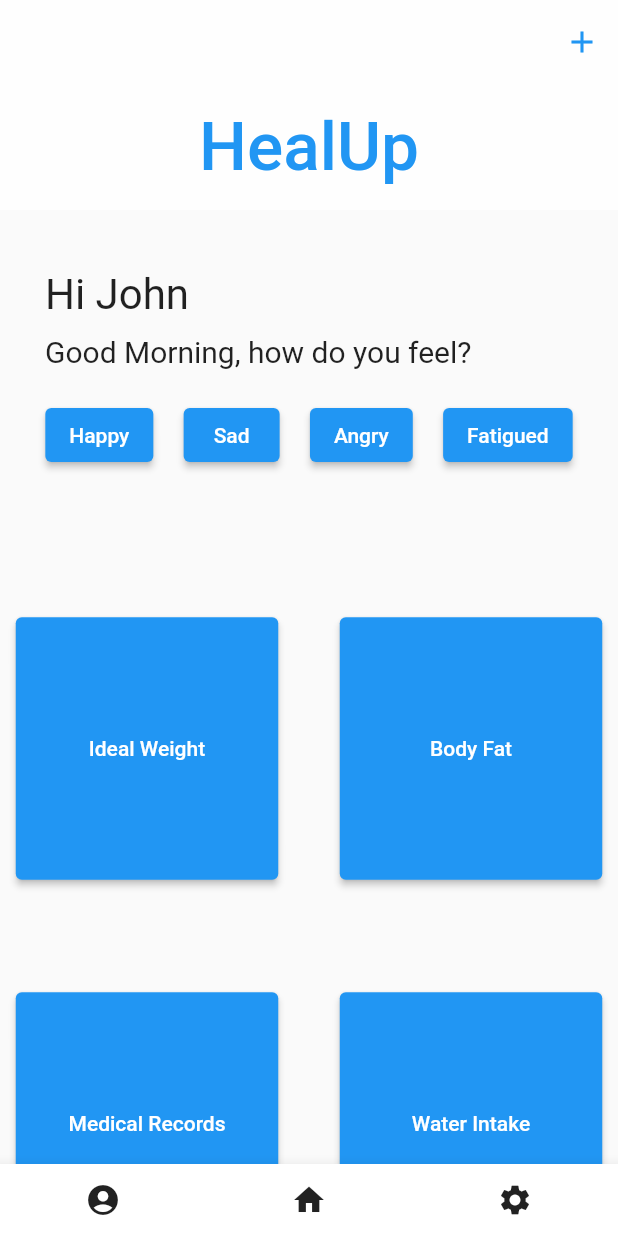
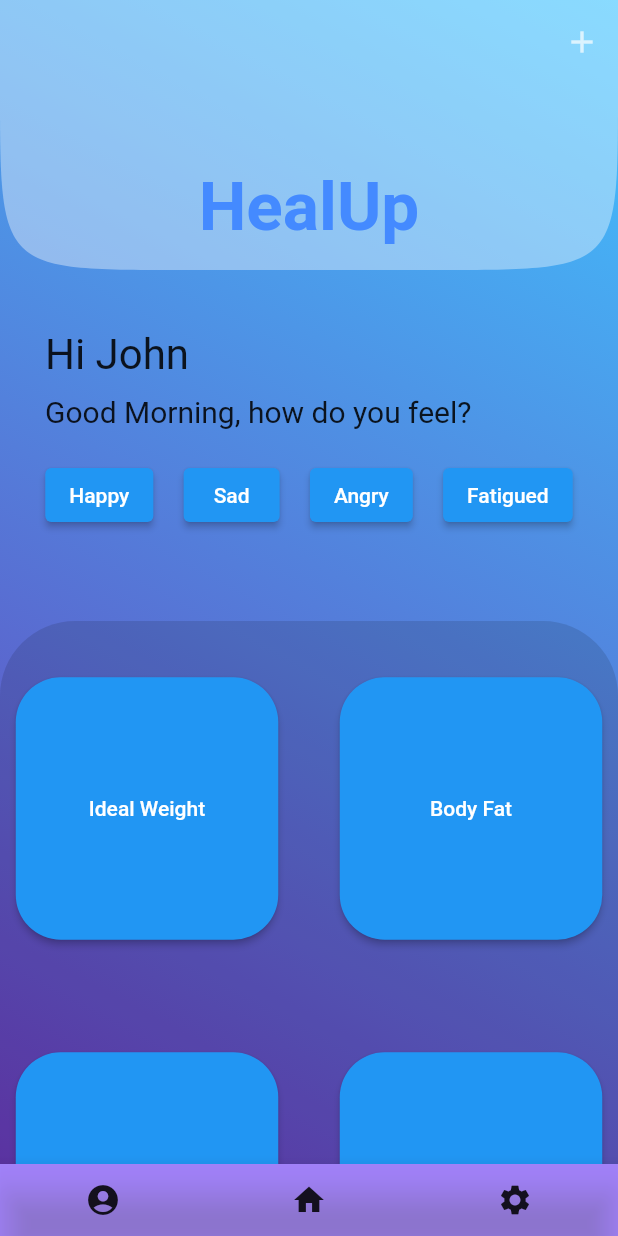
Before and after one commit to abhin-deb02/health_app, a Flutter app: the screen it shows after launch, on a phone screen of 412 x 824 dp. Run offline on Flutter 3.47's test engine with Material 2 defaults, Android fonts, the light colour scheme and no system bars.

Commit message:
Background Gradient added

```diff
--- a/lib/main.dart
+++ b/lib/main.dart
@@ -40,9 +40,20 @@ class _MainPageState extends State<MainPage> {
     double scr_width = MediaQuery.of(context).size.width;
     double scr_height = MediaQuery.of(context).size.height;
 
-    return Scaffold(
+    return Container(
+      decoration: const BoxDecoration(
+          gradient: LinearGradient(
+        begin: Alignment.topRight,
+        end: Alignment.bottomLeft,
+        colors: [
+          Colors.blue,
+          Colors.red,
+        ],
+      )),
+      child: Scaffold(
+        backgroundColor: Colors.deepPurpleAccent,
         bottomNavigationBar: BottomAppBar(
-        color: Colors.white,
+          color: Colors.white30,
           child: Row(
             mainAxisAlignment: MainAxisAlignment.spaceAround,
             children: [
@@ -62,22 +73,39 @@ class _MainPageState extends State<MainPage> {
             ],
           ),
         ),
-      body: CustomScrollView(
+        body: Container(
+          decoration: const BoxDecoration(
+              gradient: LinearGradient(
+            begin: Alignment.topRight,
+            end: Alignment.bottomLeft,
+            colors: [
+              Colors.lightBlueAccent,
+              Colors.deepPurple,
+            ],
+          )),
+          child: CustomScrollView(
             slivers: <Widget>[
               SliverAppBar(
+                  shape: const ContinuousRectangleBorder(
+                      borderRadius: BorderRadius.only(
+                          bottomLeft: Radius.circular(120), bottomRight: Radius.circular(120))),
                   pinned: _pinned,
                   snap: _snap,
                   floating: _floating,
-              expandedHeight: 140.0,
-              backgroundColor: Colors.white70,
+                  expandedHeight: 180.0,
+                  backgroundColor: Colors.white38,
                   flexibleSpace: const FlexibleSpaceBar(
                     title: Text('HealUp',
-                    style: TextStyle(fontSize: 30, color: Colors.blue)),
+                        style: TextStyle(
+                          fontSize: 30,
+                          color: Colors.blueAccent,
+                          fontWeight: FontWeight.bold,
+                        )),
                     centerTitle: true,
                   ),
                   actions: <Widget>[
                     IconButton(
-                  color: Colors.blue,
+                      color: Colors.white70,
                       icon: const Icon(Icons.add_sharp),
                       tooltip: 'Add new entry',
                       onPressed: () {/* ... */},
@@ -90,6 +118,7 @@ class _MainPageState extends State<MainPage> {
                     // code snippet from Abhinandan
 
                     Container(
+                  //color: Colors.white30,
                   child: Padding(
                     padding: const EdgeInsets.symmetric(
                         horizontal: 10.0, vertical: 40.0),
@@ -114,19 +143,19 @@ class _MainPageState extends State<MainPage> {
                           children: [
                             ElevatedButton(
                               onPressed: () {},
-                          child: Text('Happy'),
+                              child: const Text('Happy'),
                             ),
                             ElevatedButton(
                               onPressed: () {},
-                          child: Text('Sad'),
+                              child: const Text('Sad'),
                             ),
                             ElevatedButton(
                               onPressed: () {},
-                          child: Text('Angry'),
+                              child: const Text('Angry'),
                             ),
                             ElevatedButton(
                               onPressed: () {},
-                          child: Text('Fatigued'),
+                              child: const Text('Fatigued'),
                             ),
                           ],
                         ),
@@ -141,7 +170,12 @@ class _MainPageState extends State<MainPage> {
               SliverList(
                 delegate: SliverChildBuilderDelegate(
                   (BuildContext context, int index) {
-                return Column(
+                    return Container(
+                      decoration: const BoxDecoration(
+                        borderRadius: BorderRadius.all(Radius.circular(50)),
+                        color: Colors.black12,
+                      ),
+                      child: Column(
                         children: [
                           Row(
                             mainAxisAlignment: MainAxisAlignment.spaceEvenly,
@@ -151,7 +185,12 @@ class _MainPageState extends State<MainPage> {
                                 height: 175.0,
                                 child: ElevatedButton(
                                   onPressed: () {},
-                            child: Text('Ideal Weight'),
+                                  style: ElevatedButton.styleFrom(
+                                    shape: RoundedRectangleBorder(
+                                      borderRadius: BorderRadius.circular(30.0),
+                                    ),
+                                  ),
+                                  child: const Text('Ideal Weight'),
                                 ),
                               ),
                               const SizedBox(
@@ -163,7 +202,12 @@ class _MainPageState extends State<MainPage> {
                                 height: 175.0,
                                 child: ElevatedButton(
                                   onPressed: () {},
-                            child: Text('Body Fat'),
+                                  style: ElevatedButton.styleFrom(
+                                    shape: RoundedRectangleBorder(
+                                      borderRadius: BorderRadius.circular(30.0),
+                                    ),
+                                  ),
+                                  child: const Text('Body Fat'),
                                 ),
                               ),
                             ],
@@ -176,7 +220,12 @@ class _MainPageState extends State<MainPage> {
                                 height: 175.0,
                                 child: ElevatedButton(
                                   onPressed: () {},
-                            child: Text('Medical Records'),
+                                  style: ElevatedButton.styleFrom(
+                                    shape: RoundedRectangleBorder(
+                                      borderRadius: BorderRadius.circular(30.0),
+                                    ),
+                                  ),
+                                  child: const Text('Medical Records'),
                                 ),
                               ),
                               const SizedBox(
@@ -188,7 +237,12 @@ class _MainPageState extends State<MainPage> {
                                 height: 175.0,
                                 child: ElevatedButton(
                                   onPressed: () {},
-                            child: Text('Water Intake'),
+                                  style: ElevatedButton.styleFrom(
+                                    shape: RoundedRectangleBorder(
+                                      borderRadius: BorderRadius.circular(30.0),
+                                    ),
+                                  ),
+                                  child: const Text('Water Intake'),
                                 ),
                               ),
                             ],
@@ -201,6 +255,11 @@ class _MainPageState extends State<MainPage> {
                                 height: 175.0,
                                 child: ElevatedButton(
                                   onPressed: () {},
+                                  style: ElevatedButton.styleFrom(
+                                    shape: RoundedRectangleBorder(
+                                      borderRadius: BorderRadius.circular(30.0),
+                                    ),
+                                  ),
                                   child: const Text('Pregnancy due date'),
                                 ),
                               ),
@@ -213,7 +272,12 @@ class _MainPageState extends State<MainPage> {
                                 height: 175.0,
                                 child: ElevatedButton(
                                   onPressed: () {},
-                            child: Text('Mental Health Record'),
+                                  style: ElevatedButton.styleFrom(
+                                    shape: RoundedRectangleBorder(
+                                      borderRadius: BorderRadius.circular(30.0),
+                                    ),
+                                  ),
+                                  child: const Text('Mental Health Record'),
                                 ),
                               ),
                             ],
@@ -226,6 +290,11 @@ class _MainPageState extends State<MainPage> {
                                 height: 175.0,
                                 child: ElevatedButton(
                                   onPressed: () {},
+                                  style: ElevatedButton.styleFrom(
+                                    shape: RoundedRectangleBorder(
+                                      borderRadius: BorderRadius.circular(30.0),
+                                    ),
+                                  ),
                                   child: const Text('Calorie Chart'),
                                 ),
                               ),
@@ -238,6 +307,11 @@ class _MainPageState extends State<MainPage> {
                                 height: 175.0,
                                 child: ElevatedButton(
                                   onPressed: () {},
+                                  style: ElevatedButton.styleFrom(
+                                    shape: RoundedRectangleBorder(
+                                      borderRadius: BorderRadius.circular(30.0),
+                                    ),
+                                  ),
                                   child: const Text('Meditation Timer'),
                                 ),
                               ),
@@ -251,6 +325,11 @@ class _MainPageState extends State<MainPage> {
                                 height: 175.0,
                                 child: ElevatedButton(
                                   onPressed: () {},
+                                  style: ElevatedButton.styleFrom(
+                                    shape: RoundedRectangleBorder(
+                                      borderRadius: BorderRadius.circular(30.0),
+                                    ),
+                                  ),
                                   child: const Text('BMI Calculator'),
                                 ),
                               ),
@@ -263,12 +342,18 @@ class _MainPageState extends State<MainPage> {
                                 height: 175.0,
                                 child: ElevatedButton(
                                   onPressed: () {},
+                                  style: ElevatedButton.styleFrom(
+                                    shape: RoundedRectangleBorder(
+                                      borderRadius: BorderRadius.circular(30.0),
+                                    ),
+                                  ),
                                   child: const Text('Prescription Record'),
                                 ),
                               ),
                             ],
                           ),
                         ],
+                      ),
                     );
                   },
                   childCount: 1,
@@ -276,6 +361,8 @@ class _MainPageState extends State<MainPage> {
               ),
             ],
           ),
+        ),
+      ),
     );
   }
 }
```
Lines whose indentation alone changed are shown as unchanged.
